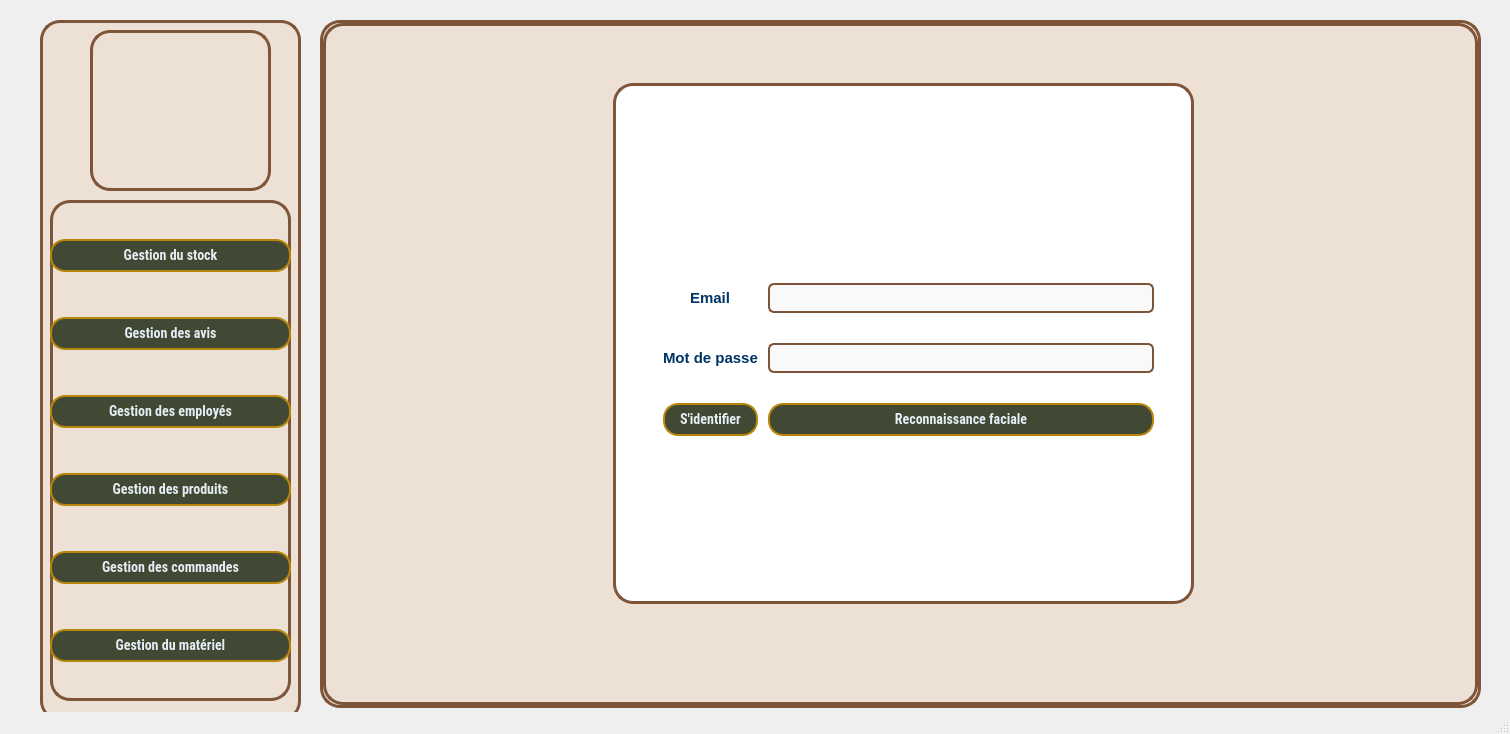
Above: mainwindow.ui from amine-lbabda/WoodSync-OCI before the change. Below: the same form after it.
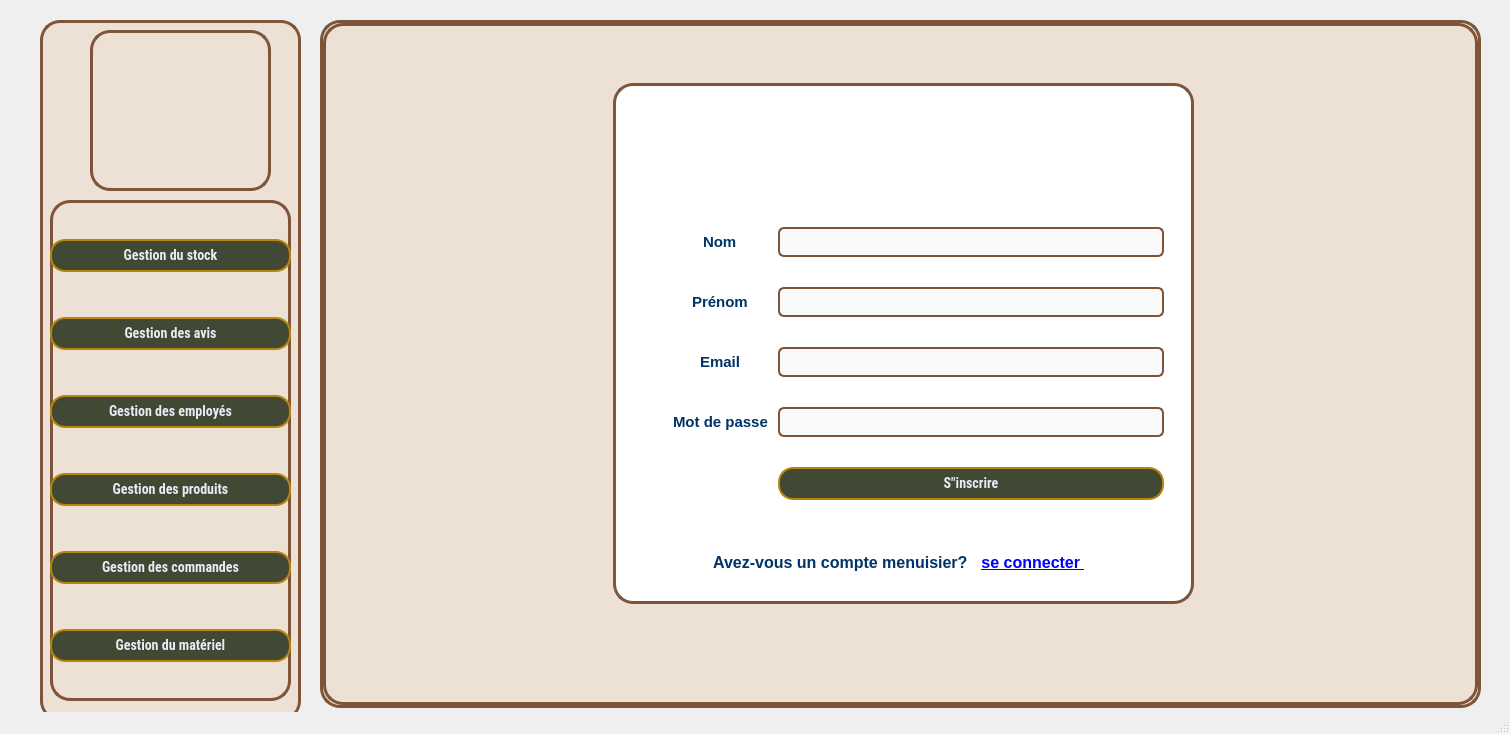
That is the form after the change. The open tabs and pages were chosen to show the change. Icons and pictures are not drawn.

Commit message: Ajout d'une interface de création de compte

```diff
--- a/mainwindow.ui
+++ b/mainwindow.ui
@@ -268,6 +268,329 @@
         </item>
        </layout>
       </widget>
+      <widget class="QFrame" name="horizontalFrame_2">
+       <property name="geometry">
+        <rect>
+         <x>10</x>
+         <y>450</y>
+         <width>561</width>
+         <height>61</height>
+        </rect>
+       </property>
+       <property name="styleSheet">
+        <string notr="true">border:0px solid;</string>
+       </property>
+       <layout class="QHBoxLayout" name="horizontalLayout_2">
+        <property name="spacing">
+         <number>0</number>
+        </property>
+        <property name="leftMargin">
+         <number>90</number>
+        </property>
+        <property name="rightMargin">
+         <number>90</number>
+        </property>
+        <item>
+         <widget class="QLabel" name="label_6">
+          <property name="text">
+           <string>&lt;html&gt;&lt;head/&gt;&lt;body&gt;&lt;p align=&quot;center&quot;&gt;&lt;span style=&quot; font-weight:700;&quot;&gt;Vous n'avez-pas un compte? &lt;/span&gt;&lt;/p&gt;&lt;/body&gt;&lt;/html&gt;</string>
+          </property>
+         </widget>
+        </item>
+        <item>
+         <widget class="QLabel" name="ConnectionLink_2">
+          <property name="text">
+           <string>&lt;html&gt;&lt;head/&gt;&lt;body&gt;&lt;p align=&quot;center&quot;&gt;&lt;a href=&quot;CreateAccount&quot;&gt;&lt;span style=&quot; font-size:12pt; font-weight:700; text-decoration: underline;&quot;&gt;créez votre compte &lt;/span&gt;&lt;/a&gt;&lt;/p&gt;&lt;/body&gt;&lt;/html&gt;</string>
+          </property>
+         </widget>
+        </item>
+       </layout>
+      </widget>
+     </widget>
+    </widget>
+    <widget class="QWidget" name="CreateAccountPage">
+     <widget class="QFrame" name="frame_17">
+      <property name="geometry">
+       <rect>
+        <x>290</x>
+        <y>60</y>
+        <width>581</width>
+        <height>521</height>
+       </rect>
+      </property>
+      <property name="styleSheet">
+       <string notr="true">QFrame {
+	color: rgb(0, 51, 102);
+    border: 3px solid #7F5539;   /* Bleu roi (Royal Blue) */
+    border-radius: 20px;
+    font-family: &quot;Roboto Condensed&quot;;
+    background-color: white;
+}
+QLabel {
+ border: 3px solid white; 
+    font-weight: 500;   /* un peu plus épais que normal */
+    font-size: 15px;
+}</string>
+      </property>
+      <property name="frameShape">
+       <enum>QFrame::Shape::StyledPanel</enum>
+      </property>
+      <property name="frameShadow">
+       <enum>QFrame::Shadow::Raised</enum>
+      </property>
+      <widget class="QLabel" name="label_4">
+       <property name="geometry">
+        <rect>
+         <x>230</x>
+         <y>10</y>
+         <width>141</width>
+         <height>141</height>
+        </rect>
+       </property>
+       <property name="styleSheet">
+        <string notr="true">image: url(:/images/wood-removebg-preview.png);</string>
+       </property>
+       <property name="text">
+        <string/>
+       </property>
+       <property name="scaledContents">
+        <bool>true</bool>
+       </property>
+      </widget>
+      <widget class="QWidget" name="formWidget_5" native="true">
+       <property name="geometry">
+        <rect>
+         <x>40</x>
+         <y>90</y>
+         <width>531</width>
+         <height>361</height>
+        </rect>
+       </property>
+       <property name="styleSheet">
+        <string notr="true">background-color:transparent;
+border:0px solid;</string>
+       </property>
+       <layout class="QFormLayout" name="formLayout_9">
+        <property name="fieldGrowthPolicy">
+         <enum>QFormLayout::FieldGrowthPolicy::AllNonFixedFieldsGrow</enum>
+        </property>
+        <property name="rowWrapPolicy">
+         <enum>QFormLayout::RowWrapPolicy::DontWrapRows</enum>
+        </property>
+        <property name="labelAlignment">
+         <set>Qt::AlignmentFlag::AlignCenter</set>
+        </property>
+        <property name="formAlignment">
+         <set>Qt::AlignmentFlag::AlignCenter</set>
+        </property>
+        <property name="horizontalSpacing">
+         <number>10</number>
+        </property>
+        <property name="verticalSpacing">
+         <number>30</number>
+        </property>
+        <property name="leftMargin">
+         <number>20</number>
+        </property>
+        <property name="topMargin">
+         <number>40</number>
+        </property>
+        <property name="rightMargin">
+         <number>20</number>
+        </property>
+        <property name="bottomMargin">
+         <number>20</number>
+        </property>
+        <item row="0" column="0">
+         <widget class="QLabel" name="LType_9">
+          <property name="styleSheet">
+           <string notr="true"/>
+          </property>
+          <property name="text">
+           <string>Nom</string>
+          </property>
+         </widget>
+        </item>
+        <item row="0" column="1">
+         <widget class="QLineEdit" name="nom_22">
+          <property name="styleSheet">
+           <string notr="true">QLineEdit {
+    border: 2px solid #7F5539
+;   /* Gris doux */
+    border-radius: 6px;
+    padding: 4px 8px;
+    background: #f9f9f9;         /* Fond légèrement gris clair */
+    selection-background-color: #d4af37;  /* Sélection en doré, petit rappel chic */
+    font-size: 14px;
+}
+QLineEdit:focus {
+    border: 2px solid #4169E1;   /* Gris un peu plus foncé quand focus */
+    background: #ffffff;
+}
+</string>
+          </property>
+         </widget>
+        </item>
+        <item row="1" column="0">
+         <widget class="QLabel" name="LType_19">
+          <property name="styleSheet">
+           <string notr="true"/>
+          </property>
+          <property name="text">
+           <string>Prénom</string>
+          </property>
+         </widget>
+        </item>
+        <item row="1" column="1">
+         <widget class="QLineEdit" name="nom_23">
+          <property name="styleSheet">
+           <string notr="true">QLineEdit {
+    border: 2px solid #7F5539
+;   /* Gris doux */
+    border-radius: 6px;
+    padding: 4px 8px;
+    background: #f9f9f9;         /* Fond légèrement gris clair */
+    selection-background-color: #d4af37;  /* Sélection en doré, petit rappel chic */
+    font-size: 14px;
+}
+QLineEdit:focus {
+    border: 2px solid #4169E1;   /* Gris un peu plus foncé quand focus */
+    background: #ffffff;
+}
+</string>
+          </property>
+         </widget>
+        </item>
+        <item row="2" column="0">
+         <widget class="QLabel" name="LType_8">
+          <property name="styleSheet">
+           <string notr="true"/>
+          </property>
+          <property name="text">
+           <string>Email</string>
+          </property>
+         </widget>
+        </item>
+        <item row="2" column="1">
+         <widget class="QLineEdit" name="nom_18">
+          <property name="styleSheet">
+           <string notr="true">QLineEdit {
+    border: 2px solid #7F5539
+;   /* Gris doux */
+    border-radius: 6px;
+    padding: 4px 8px;
+    background: #f9f9f9;         /* Fond légèrement gris clair */
+    selection-background-color: #d4af37;  /* Sélection en doré, petit rappel chic */
+    font-size: 14px;
+}
+QLineEdit:focus {
+    border: 2px solid #4169E1;   /* Gris un peu plus foncé quand focus */
+    background: #ffffff;
+}
+</string>
+          </property>
+         </widget>
+        </item>
+        <item row="3" column="0">
+         <widget class="QLabel" name="LEffectif_7">
+          <property name="text">
+           <string>Mot de passe</string>
+          </property>
+         </widget>
+        </item>
+        <item row="3" column="1">
+         <widget class="QLineEdit" name="nom_19">
+          <property name="styleSheet">
+           <string notr="true">QLineEdit {
+    border: 2px solid #7F5539
+;   /* Gris doux */
+    border-radius: 6px;
+    padding: 4px 8px;
+    background: #f9f9f9;         /* Fond légèrement gris clair */
+    selection-background-color: #d4af37;  /* Sélection en doré, petit rappel chic */
+    font-size: 14px;
+}
+QLineEdit:focus {
+    border: 2px solid #4169E1;   /* Gris un peu plus foncé quand focus */
+    background: #ffffff;
+}
+</string>
+          </property>
+         </widget>
+        </item>
+        <item row="4" column="1">
+         <widget class="QPushButton" name="BtnLogin_3">
+          <property name="font">
+           <font>
+            <family>Roboto Condensed</family>
+            <pointsize>-1</pointsize>
+            <bold>true</bold>
+           </font>
+          </property>
+          <property name="styleSheet">
+           <string notr="true">QPushButton {
+    background-color: #414833;   /* Or brillant */
+    color: #E5EEF5;
+    font-weight: bold;
+    font-size: 14px;
+    border-radius: 15px;
+    padding: 6px 15px;
+    font-family: &quot;Roboto Condensed&quot;;
+    border: 2px solid #b8860b;   /* Or foncé */
+}
+QPushButton:hover {
+          background-color: #656D4A;
+          border: 2px solid #656D4A;
+ }
+</string>
+          </property>
+          <property name="text">
+           <string>S&quot;inscrire</string>
+          </property>
+         </widget>
+        </item>
+       </layout>
+      </widget>
+      <widget class="QFrame" name="horizontalFrame">
+       <property name="geometry">
+        <rect>
+         <x>10</x>
+         <y>449</y>
+         <width>561</width>
+         <height>61</height>
+        </rect>
+       </property>
+       <property name="styleSheet">
+        <string notr="true">border:0px solid;</string>
+       </property>
+       <layout class="QHBoxLayout" name="horizontalLayout">
+        <property name="spacing">
+         <number>0</number>
+        </property>
+        <property name="leftMargin">
+         <number>90</number>
+        </property>
+        <property name="rightMargin">
+         <number>90</number>
+        </property>
+        <item>
+         <widget class="QLabel" name="label_5">
+          <property name="text">
+           <string>&lt;html&gt;&lt;head/&gt;&lt;body&gt;&lt;p align=&quot;center&quot;&gt;&lt;span style=&quot; font-size:12pt; font-weight:700;&quot;&gt;Avez-vous un compte menuisier? &lt;/span&gt;&lt;/p&gt;&lt;/body&gt;&lt;/html&gt;</string>
+          </property>
+         </widget>
+        </item>
+        <item>
+         <widget class="QLabel" name="ConnectionLink">
+          <property name="text">
+           <string>&lt;html&gt;&lt;head/&gt;&lt;body&gt;&lt;p align=&quot;center&quot;&gt;&lt;span style=&quot; font-size:12pt; font-weight:700; text-decoration: underline;&quot;&gt;
+&lt;a href=&quot;loginPage&quot;&gt;se connecter&lt;a/&gt;
+&lt;/span&gt;&lt;/p&gt;&lt;/body&gt;&lt;/html&gt;</string>
+          </property>
+         </widget>
+        </item>
+       </layout>
+      </widget>
      </widget>
     </widget>
     <widget class="QWidget" name="GestionStockPage">
```
The commit also changes 3 other files.
